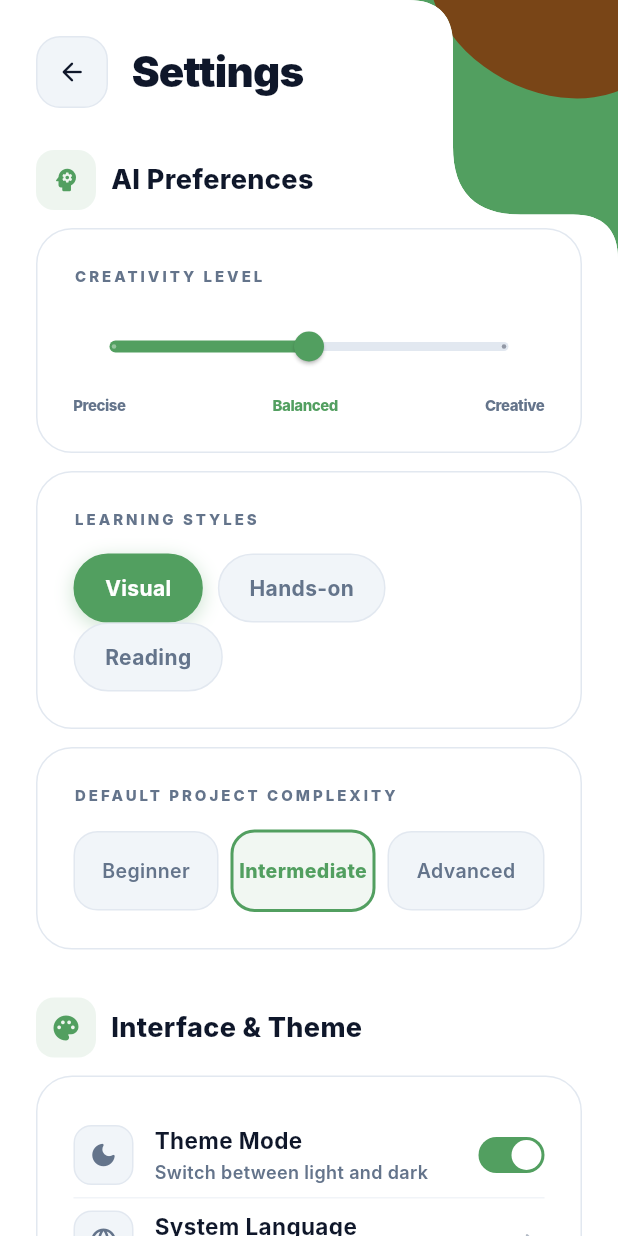
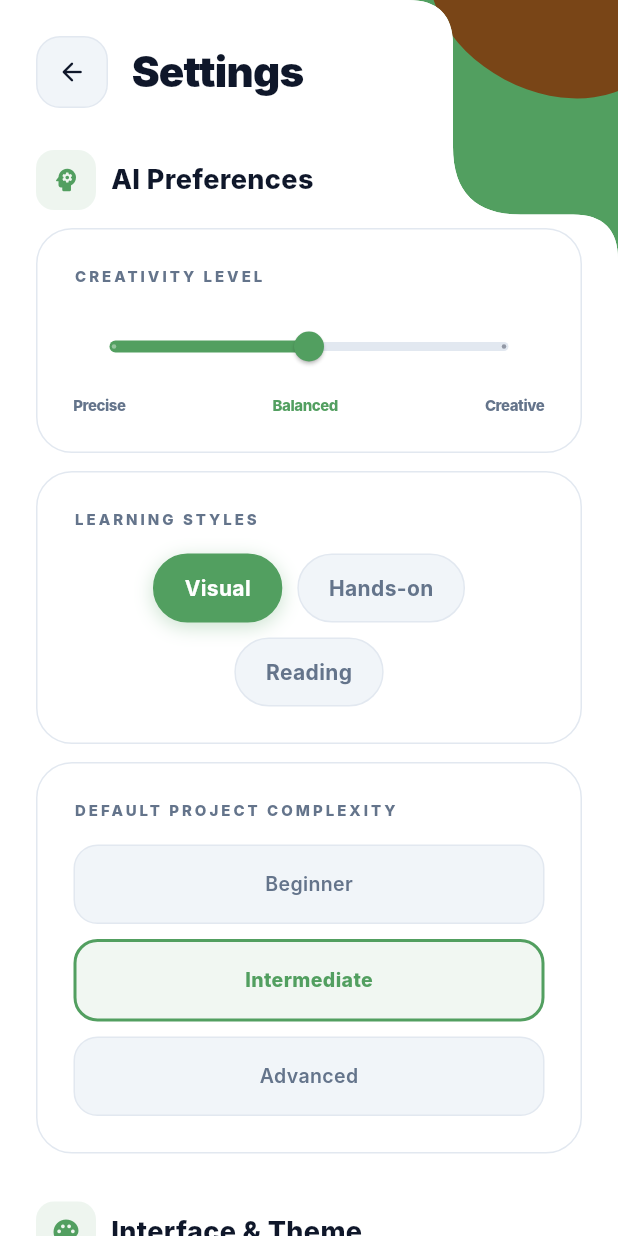
Before and after one commit to akmalhasan19/klass-mobile, a Flutter app: the SettingsScreen screen opened directly, on a phone screen of 412 x 824 dp. Run offline on Flutter 3.47's test engine with Material 3 defaults, Android fonts, the phone set to English and light mode, and no system bars; network calls fail; Roboto replaces fonts that are missing (Inter); project files that could hold a hidden picture were left out.

Commit message:
keenam (minor 2)

```diff
--- a/frontend/lib/screens/settings_screen.dart
+++ b/frontend/lib/screens/settings_screen.dart
@@ -229,8 +229,12 @@ class _SettingsScreenState extends State<SettingsScreen> {
                       children: [
                         _buildLabel('LEARNING STYLES'),
                         const SizedBox(height: 16),
-                        Wrap(
+                        SizedBox(
+                          width: double.infinity,
+                          child: Wrap(
                             spacing: 10,
+                            runSpacing: 10,
+                            alignment: WrapAlignment.center,
                             children: ['Visual', 'Hands-on', 'Reading']
                                 .map((style) => _buildChip(
                                       label: style,
@@ -239,6 +243,7 @@ class _SettingsScreenState extends State<SettingsScreen> {
                                           setState(() => _learningStyle = style),
                                     ))
                                 .toList(),
+                          ),
                         ),
                       ],
                     ),
@@ -252,17 +257,16 @@ class _SettingsScreenState extends State<SettingsScreen> {
                       children: [
                         _buildLabel('DEFAULT PROJECT COMPLEXITY'),
                         const SizedBox(height: 16),
-                        Row(
+                        SizedBox(
+                          width: double.infinity,
+                          child: Wrap(
+                            spacing: 10,
+                            runSpacing: 10,
+                            alignment: WrapAlignment.center,
                             children: ['Beginner', 'Intermediate', 'Advanced']
-                              .map((lvl) => Expanded(
-                                    child: Padding(
-                                      padding: EdgeInsets.only(
-                                        right: lvl != 'Advanced' ? 8 : 0,
+                                .map((lvl) => _buildComplexityButton(lvl))
+                                .toList(),
                           ),
-                                      child: _buildComplexityButton(lvl),
-                                    ),
-                                  ))
-                              .toList(),
                         ),
                       ],
                     ),
@@ -674,7 +678,7 @@ class _SettingsScreenState extends State<SettingsScreen> {
       onTap: () => setState(() => _complexity = level),
       child: AnimatedContainer(
         duration: const Duration(milliseconds: 200),
-        padding: const EdgeInsets.symmetric(vertical: 16),
+        padding: const EdgeInsets.symmetric(horizontal: 20, vertical: 16),
         decoration: BoxDecoration(
           color: isActive
               ? AppColors.primary.withValues(alpha: 0.08)
```
Lines whose indentation alone changed are shown as unchanged.
